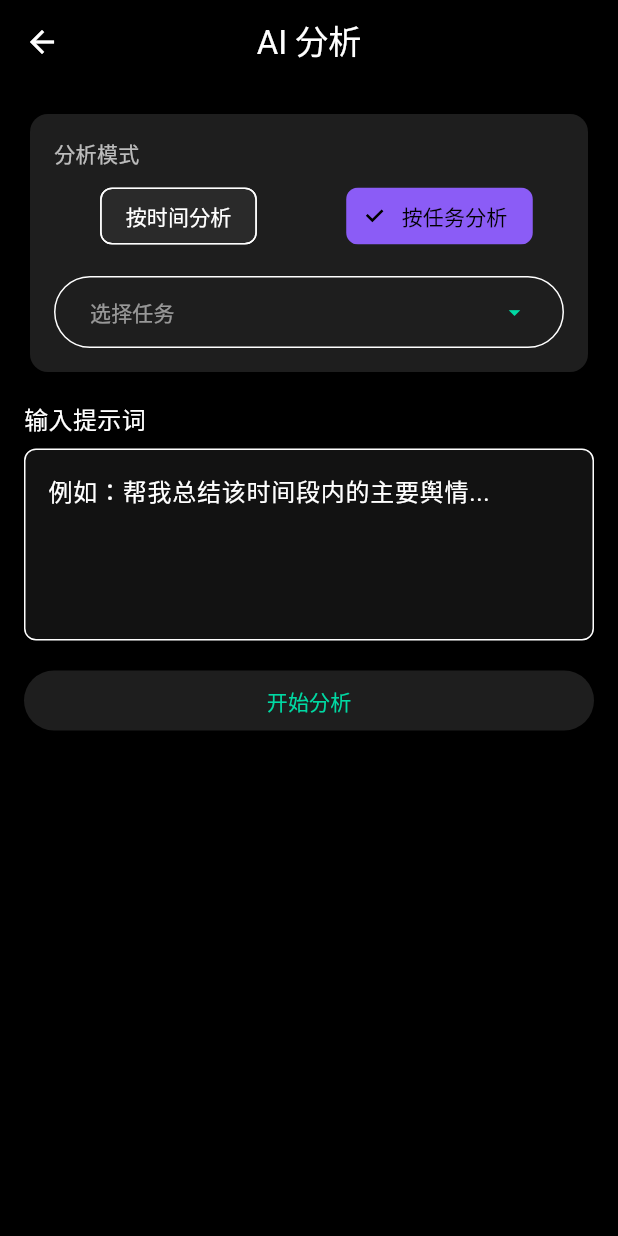
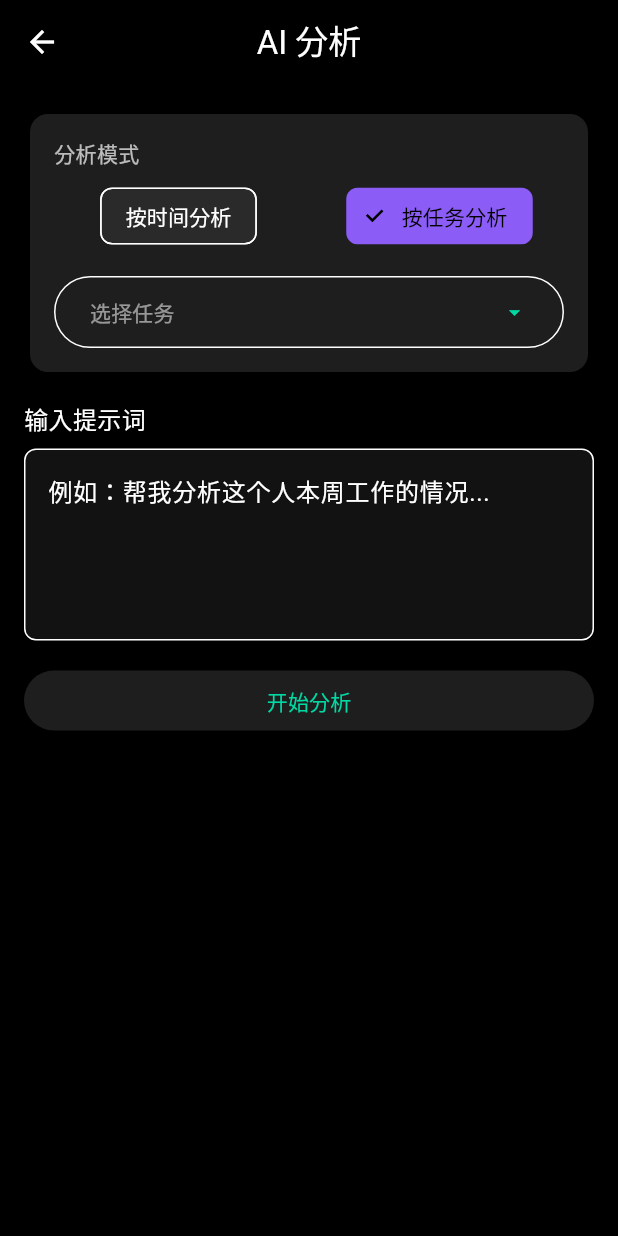
Before and after one commit to CzNd0729/nullworking, a Flutter app: the CreateAnalysisRequestPage screen opened directly, after a tap on "按任务分析", on a phone screen of 412 x 824 dp. Run offline on Flutter 3.47's test engine with Material 3 defaults, Android fonts, the phone set to English and light mode, and no system bars; our stand-ins replace fl_chart, image_picker, shared_preferences; accounts and stored records are empty; network calls fail.

Commit message:
优化提示词，允许用户提交分析人员为自己的分析请求，优化分析列表展示形式

```diff
--- a/frontend/lib/pages/ai_analysis/ai_analysis_page.dart
+++ b/frontend/lib/pages/ai_analysis/ai_analysis_page.dart
@@ -244,7 +244,8 @@ class _AIAnalysisPageState extends State<AIAnalysisPage> {
                       fontSize: 16,
                       fontWeight: FontWeight.w500,
                     ),
-                    overflow: TextOverflow.ellipsis,
+                    maxLines: null, // 允许无限行
+                    softWrap: true, // 允许软换行
                   ),
                 ),
                 Container(
--- a/frontend/lib/pages/ai_analysis/ai_analysis_result_page.dart
+++ b/frontend/lib/pages/ai_analysis/ai_analysis_result_page.dart
@@ -548,8 +548,6 @@ class _AIAnalysisResultPageState extends State<AIAnalysisResultPage> {
                 );
               }).toList(),
             ),
-            const SizedBox(height: 8),
-            Text("总计 $total%", style: const TextStyle(color: Colors.white54)),
           ],
         ),
       ),
--- a/frontend/lib/pages/ai_analysis/create_analysis_request.dart
+++ b/frontend/lib/pages/ai_analysis/create_analysis_request.dart
@@ -4,7 +4,6 @@ import 'dart:convert';
 import 'package:nullworking/services/api/user_api.dart';
 import 'package:nullworking/services/api/task_api.dart';
 import 'package:nullworking/services/business/ai_analysis_business.dart';
-import 'package:nullworking/pages/ai_analysis/ai_analysis_result_page.dart';
 
 class CreateAnalysisRequestPage extends StatefulWidget {
   final String mode;
@@ -64,14 +63,35 @@ class _CreateAnalysisRequestPageState extends State<CreateAnalysisRequestPage> {
             // 保留全部选项在头部，同时记录 name->id 映射
             final names = <String>[];
             final map = <String, int>{};
+
+            // 获取当前用户并添加到列表
+            final currentUserResp = await _userApi.getCurrentUserInfo();
+            if (currentUserResp.statusCode == 200) {
+              final currentUserBody = jsonDecode(currentUserResp.body);
+              if (currentUserBody['code'] == 200 && currentUserBody['data'] != null) {
+                final currentUserId = currentUserBody['data']['userId'];
+                final currentUserName = currentUserBody['data']['realName']?.toString() ?? '';
+                if (currentUserName.isNotEmpty && currentUserId != null) {
+                  names.add(currentUserName);
+                  try {
+                    map[currentUserName] = int.parse(currentUserId.toString());
+                  } catch (_) {
+                    // ignore parse
+                  }
+                }
+              }
+            }
+            // 处理下级用户
+            final subordinateNames = <String>[];
+            final subordinateMap = <String, int>{};
             for (var u in users) {
               final id = u['userId'];
               final name = u['realName']?.toString() ?? '';
               if (name.isNotEmpty) {
-                names.add(name);
+                subordinateNames.add(name);
                 if (id != null) {
                   try {
-                    map[name] = int.parse(id.toString());
+                    subordinateMap[name] = int.parse(id.toString());
                   } catch (_) {
                     // ignore parse
                   }
@@ -79,8 +99,8 @@ class _CreateAnalysisRequestPageState extends State<CreateAnalysisRequestPage> {
               }
             }
             setState(() {
-              _people = ['全部', ...names];
-              _peopleMap = map;
+              _people = ['全部', ...names, ...subordinateNames];
+              _peopleMap = {...map, ...subordinateMap};
             });
           }
         }
@@ -331,7 +351,7 @@ class _CreateAnalysisRequestPageState extends State<CreateAnalysisRequestPage> {
               controller: _promptController,
               maxLines: 4,
               decoration: InputDecoration(
-                hintText: '例如：帮我总结该时间段内的主要舆情...',
+                hintText: '例如：帮我分析这个人本周工作的情况...',
                 filled: true,
                 fillColor: const Color(0xFF121212),
                 border: OutlineInputBorder(
```
Also changed, not shown: 2 other files.
